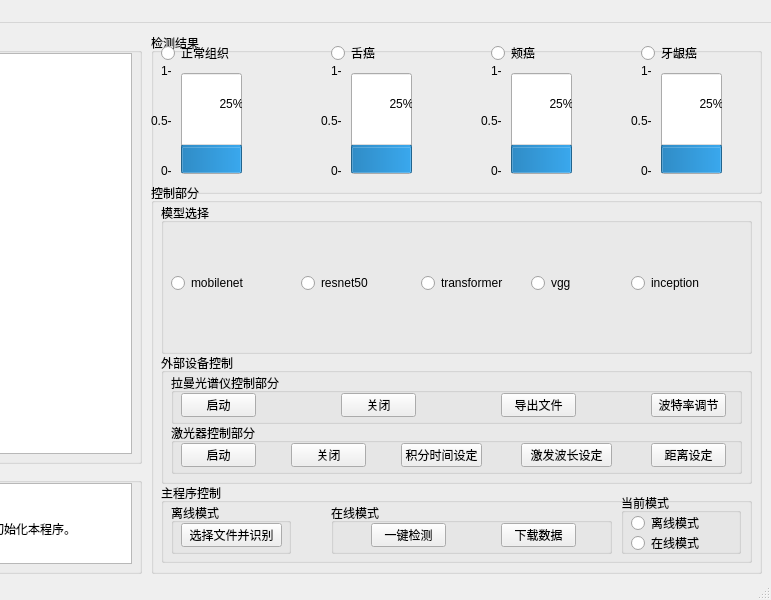
Above: QT/version1.0.0/mainwindow.ui from lry-123456789/Oral-cancer-diagnosis-system-using-Raman-spectroscopy before the change; both pictures show x 429 to 1200 and y 0 to 600 of the 1200 by 600 pixel window. Below: the same form after it.
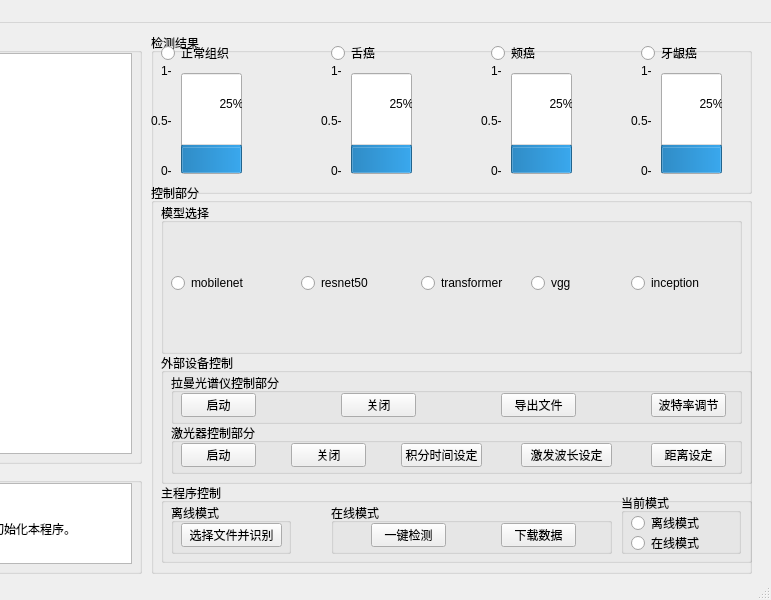
That is the form after the change.

Diff of the .ui file:
```diff
--- a/QT/version1.0.0/mainwindow.ui
+++ b/QT/version1.0.0/mainwindow.ui
@@ -54,7 +54,7 @@
      <rect>
       <x>580</x>
       <y>10</y>
-      <width>611</width>
+      <width>601</width>
       <height>161</height>
      </rect>
     </property>
@@ -355,7 +355,7 @@
      <rect>
       <x>580</x>
       <y>160</y>
-      <width>611</width>
+      <width>601</width>
       <height>391</height>
      </rect>
     </property>
@@ -367,7 +367,7 @@
       <rect>
        <x>10</x>
        <y>20</y>
-       <width>591</width>
+       <width>581</width>
        <height>151</height>
       </rect>
      </property>
```
